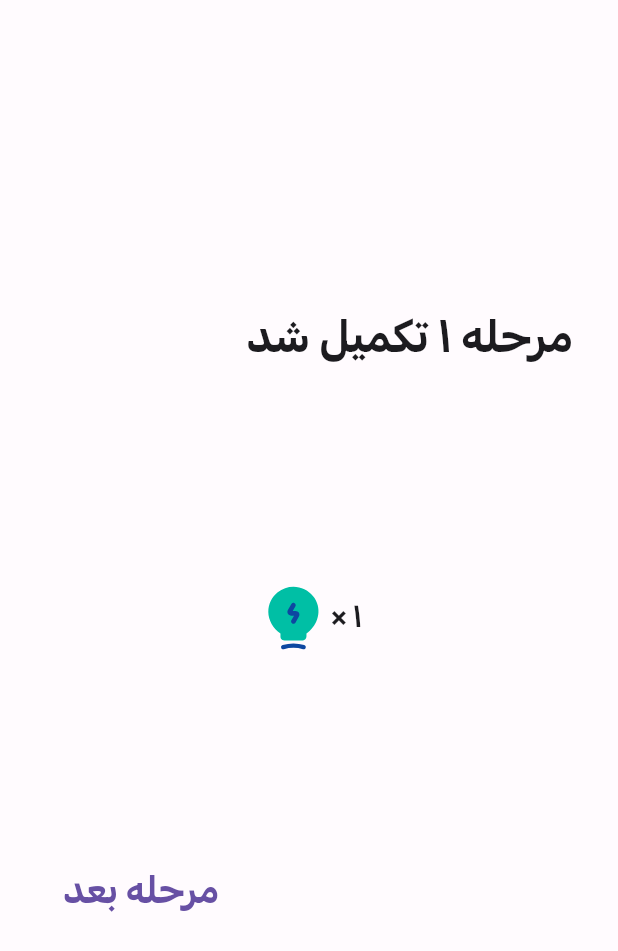
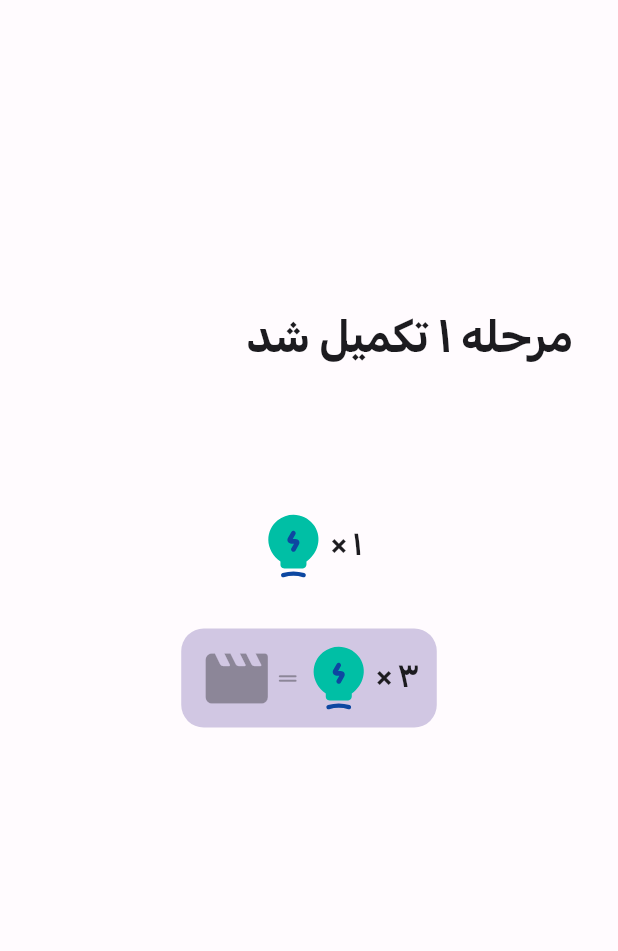
Before and after one commit to ImanGhasemiArani/brain_code, a Flutter app: the ShutterPage screen opened directly, on a phone screen of 412 x 824 dp. Shown: the top 951 px of the screen. Run offline on Flutter 3.47's test engine with Material 2 defaults, Android fonts, the phone set to English and light mode, and no system bars; our stand-ins replace animated_text_kit, assets_audio_player, flutter_image_compress, flutter_staggered_animations, flutter_svg, liquid_progress_indicator and 8 more; missing offline and left inert: align_positioned, camerawesome, catex, google_mlkit_face_detection, mobile_scanner, rich_text_controller; accounts and stored records are empty; network calls fail; statements that could not run were skipped.

Commit message:
fixed bugs about hint prize

```diff
--- a/lib/controller/api_controller.dart
+++ b/lib/controller/api_controller.dart
@@ -1,4 +1,3 @@
-import 'dart:developer';
 import 'dart:io';
 
 import 'package:permission_handler/permission_handler.dart' as p;
@@ -107,9 +106,11 @@ class APIController {
   Future<bool> permissionHandler() async {
     final ps = (await p.Permission.storage.request()).isGranted;
     final pc = (await p.Permission.camera.request()).isGranted;
-    log('ps: $ps, pc: $pc');
-    if (await p.Permission.storage.isPermanentlyDenied ||
-        await p.Permission.camera.isPermanentlyDenied) {
+    // log('ps: $ps, pc: $pc');
+    // log('${await p.Permission.storage.isDenied} '
+    //     '${await p.Permission.camera.isDenied}');
+    if (await p.Permission.storage.isDenied ||
+        await p.Permission.camera.isDenied) {
       p.openAppSettings();
     }
     return ps && pc;
--- a/lib/pages/shutter_page.dart
+++ b/lib/pages/shutter_page.dart
@@ -2,6 +2,7 @@
 
 import 'package:flutter/material.dart';
 
+import '../app_options.dart';
 import '../utils/utils.dart';
 import '../routeing.dart';
 import '../strs.dart';
@@ -16,6 +17,9 @@ class ShutterPage extends StatelessWidget {
 
   @override
   Widget build(BuildContext context) {
+    if (levelNum >= AppOptions().level - 1) {
+      AppOptions().hintCounter += 1;
+    }
     return Scaffold(
       body: Center(
         child: SizedBox(
@@ -32,24 +36,59 @@ class ShutterPage extends StatelessWidget {
                   ),
                 ),
               ),
+              if (levelNum >= AppOptions().level - 1)
                 Align(
                   alignment: Alignment.center,
-                child: const HintWidget(
+                  child: Column(
+                    mainAxisSize: MainAxisSize.min,
+                    children: [
+                      const HintWidget(
                         counter: 1,
                         size: 50,
+                      ),
+                      const SizedBox(height: 30),
+                      Row(
+                        mainAxisAlignment: MainAxisAlignment.center,
+                        children: [
+                          TextButton(
+                              style: TextButton.styleFrom(
+                                backgroundColor: Theme.of(context)
+                                    .colorScheme
+                                    .primary
+                                    .withOpacity(0.3),
+                                shape: RoundedRectangleBorder(
+                                  borderRadius: BorderRadius.circular(15),
+                                ),
+                              ),
+                              onPressed: null,
+                              child: Row(
+                                children: const [
+                                  HintWidget(counter: 3, size: 50),
+                                  Icon(Icons.drag_handle_rounded),
+                                  Icon(Icons.movie_creation_rounded, size: 50),
+                                ],
+                              )),
+                        ],
+                      ),
+                    ],
                   ),
                 ),
               Align(
                 alignment: Alignment.bottomLeft,
                 child: Padding(
                   padding: const EdgeInsets.symmetric(horizontal: 30),
-                  child: levelNum != levelCounter
+                  child: FutureBuilder(
+                    future: Future.delayed(const Duration(seconds: 2)),
+                    builder: (context, snapshot) {
+                      if (snapshot.connectionState == ConnectionState.done) {
+                        return levelNum != levelCounter
                             ? TextButton(
                                 style: TextButton.styleFrom(
                                     shape: RoundedRectangleBorder(
-                                  borderRadius: BorderRadius.circular(10))),
+                                        borderRadius:
+                                            BorderRadius.circular(10))),
                                 onPressed: () {
-                            replacePage( const HomePage(),
+                                  replacePage(const HomePage(),
                                       b: const Offset(-1, 0));
                                 },
                                 child: Text(
@@ -59,7 +98,9 @@ class ShutterPage extends StatelessWidget {
                                       .headlineLarge
                                       ?.copyWith(
                                         fontSize: 25,
-                                  color: Theme.of(context).colorScheme.primary,
+                                        color: Theme.of(context)
+                                            .colorScheme
+                                            .primary,
                                       ),
                                 ),
                               )
@@ -70,8 +111,14 @@ class ShutterPage extends StatelessWidget {
                                     .headlineLarge
                                     ?.copyWith(
                                       fontSize: 25,
-                                color: Theme.of(context).colorScheme.primary,
+                                      color:
+                                          Theme.of(context).colorScheme.primary,
                                     ),
+                              );
+                      } else {
+                        return const SizedBox.shrink();
+                      }
+                    },
                   ),
                 ),
               ),
```
Lines whose indentation alone changed are shown as unchanged.
